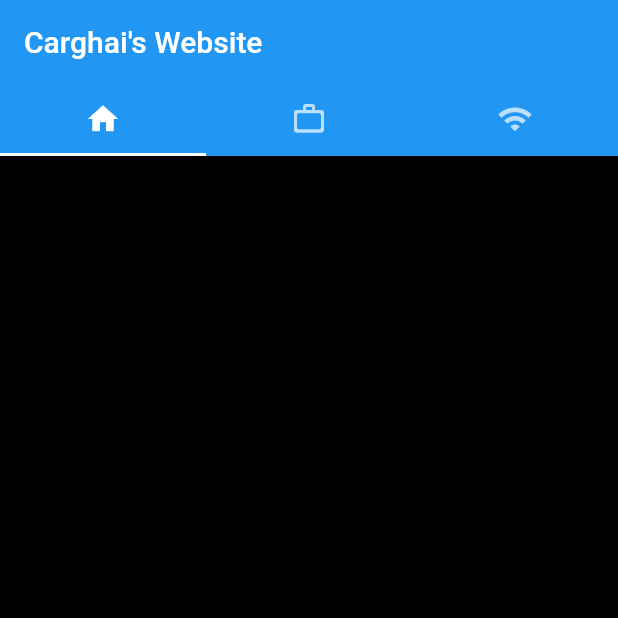
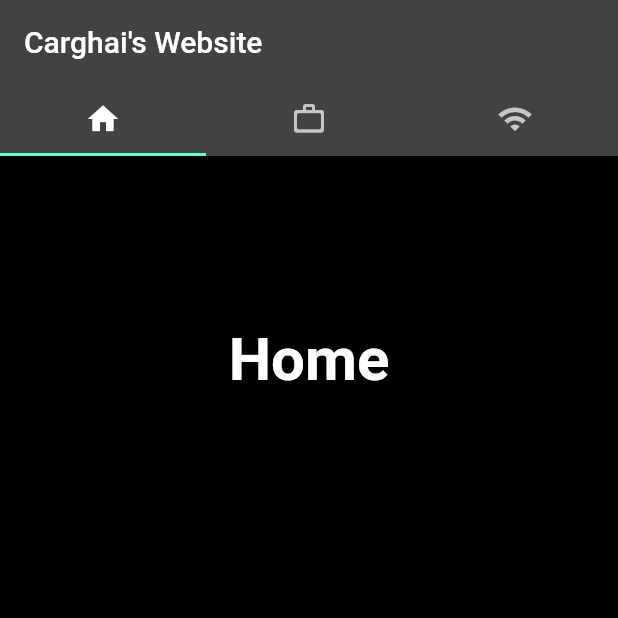
Before and after one commit to ekam-g/carghai_website, a Flutter app: the screen it shows after launch, on a phone screen of 412 x 824 dp, the top half of it. Run offline on Flutter 3.47's test engine with Material 2 defaults, Android fonts, the phone set to English and light mode, and no system bars.

Commit message:
cool tab bar

```diff
--- a/lib/main.dart
+++ b/lib/main.dart
@@ -1,4 +1,4 @@
-import 'package:carghai_website/screens/home.dart';
+import 'package:carghai_website/screens/tabbarhome.dart';
 import 'package:flutter/material.dart';
 
 void main() {
@@ -13,9 +13,16 @@ class MyApp extends StatelessWidget {
     return MaterialApp(
       title: "Carghai's Website",
       theme: ThemeData(
-        primarySwatch: Colors.blue,
+        primarySwatch: Colors.grey,
         backgroundColor: Colors.black,
         scaffoldBackgroundColor: Colors.black,
+        brightness: Brightness.dark,
+        snackBarTheme: const SnackBarThemeData(
+          backgroundColor: Colors.black,
+          contentTextStyle: TextStyle(
+            color: Colors.white,
+          ),
+        ),
       ),
       home:  MyHomePage(),
     );
--- /dev/null
+++ b/lib/screens/hometab.dart
@@ -0,0 +1,34 @@
+import 'package:flutter/material.dart';
+
+class tab1Home extends StatefulWidget {
+
+
+  tab1Home({Key? key,})
+      : super(key: key);
+
+  @override
+  _tab1Home createState() => _tab1Home();
+}
+
+class _tab1Home extends State<tab1Home> {
+  @override
+  Widget build(BuildContext context) {
+    return Scaffold(
+        body: Center(
+            child: Column(
+              children: const [
+                Spacer(),
+                Text(
+                  'Home',
+                  style: TextStyle(
+                    fontSize: 40,
+                    fontWeight: FontWeight.bold,
+                  ),
+                ),
+                Spacer(
+                  flex: 5,
+                ),
+              ],
+            )));
+  }
+}
--- a/lib/screens/home.dart
+++ b/lib/screens/tabbarhome.dart
@@ -1,4 +1,6 @@
 import 'package:flutter/material.dart';
+
+import 'hometab.dart';
 
 class MyHomePage extends StatefulWidget {
   const MyHomePage({Key? key}) : super(key: key);
@@ -8,8 +10,7 @@ class MyHomePage extends StatefulWidget {
 }
 
 /// AnimationControllers can be created with `vsync: this` because of TickerProviderStateMixin.
-class _MyHomePage extends State<MyHomePage>
-    with TickerProviderStateMixin {
+class _MyHomePage extends State<MyHomePage> with TickerProviderStateMixin {
   late TabController _tabController;
 
   @override
@@ -40,14 +41,12 @@ class _MyHomePage extends State<MyHomePage>
       ),
       body: TabBarView(
         controller: _tabController,
-        children: const <Widget>[
-          Center(
-            child: Text("It's cloudy here"),
+        children:  <Widget>[
+          tab1Home(),
+          const Center(
+            child: Text("It's rainy here",style: TextStyle(),),
           ),
-          Center(
-            child: Text("It's rainy here"),
-          ),
-          Center(
+          const Center(
             child: Text("It's sunny here"),
           ),
         ],
```
Also changed, not shown: 1 other file.
